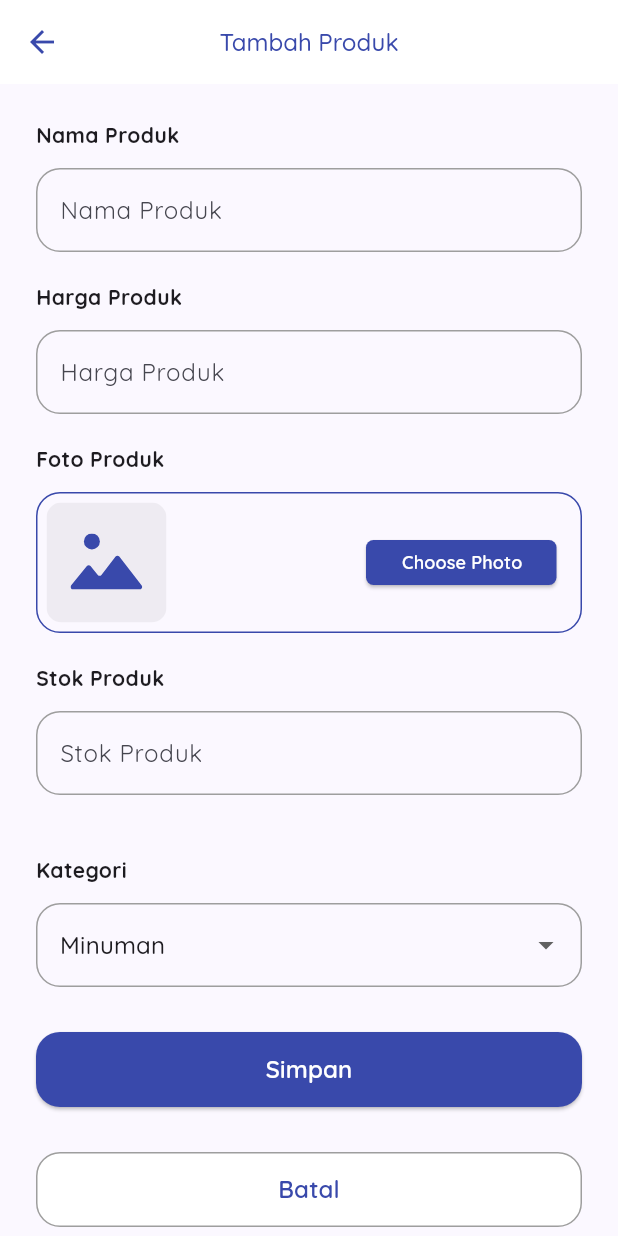
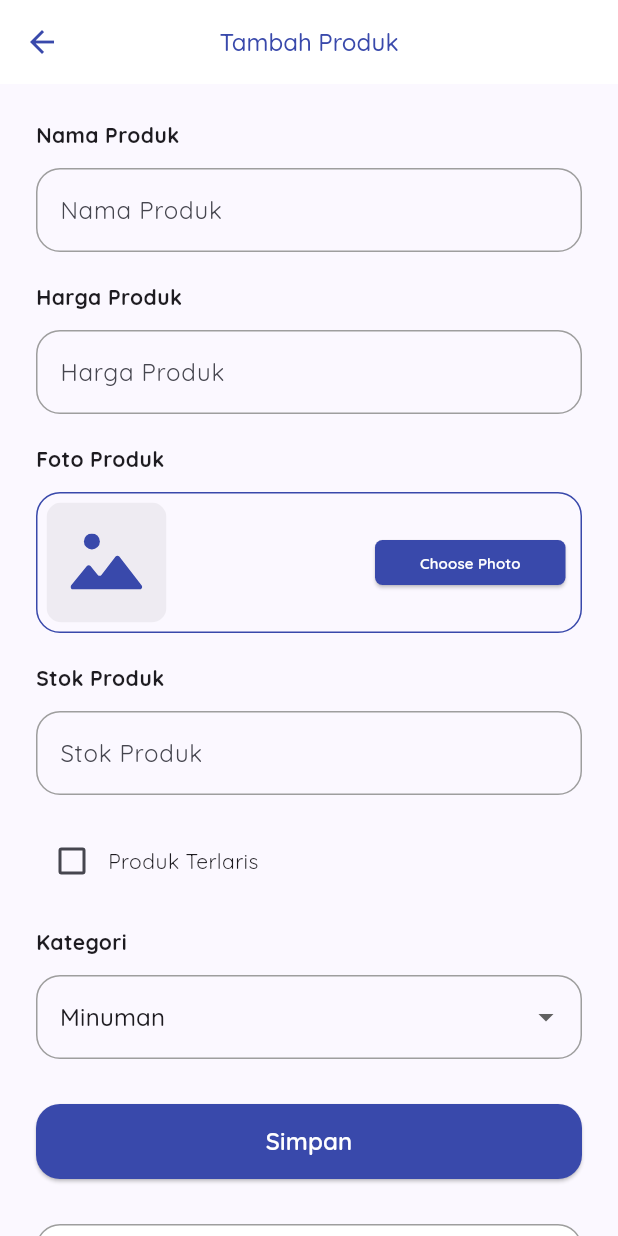
Before and after one commit to kikiramadhan075/epos, a Flutter app: the ManageProduct screen opened directly, after a tap on the "add" icon, on a phone screen of 412 x 824 dp. Run offline on Flutter 3.47's test engine with Material 3 defaults, Android fonts, the light colour scheme and no system bars; our stand-ins replace bloc, cached_network_image, dartz, flutter_bloc, flutter_svg, freezed_annotation and 4 more; accounts and stored records are empty.

Commit message:
fixing add product SQLite

```diff
--- a/lib/core/components/image_picker_widget.dart
+++ b/lib/core/components/image_picker_widget.dart
@@ -85,13 +85,13 @@ class _ImagePickerWidgetState extends State<ImagePickerWidget> {
               ),
               const Spacer(),
               Padding(
-                padding: const EdgeInsets.only(right: 10.0),
+                padding: const EdgeInsets.only(right: 4.0),
                 child: Button.filled(
                   height: 30.0,
                   width: 127.0,
                   onPressed: _pickImage,
                   label: 'Choose Photo',
-                  fontSize: 12.0,
+                  fontSize: 10.0,
                   borderRadius: 5.0,
                 ),
               ),
--- a/lib/data/models/response/product_response_model.dart
+++ b/lib/data/models/response/product_response_model.dart
@@ -1,5 +1,7 @@
+// ignore_for_file: public_member_api_docs, sort_constructors_first
+import 'dart:convert';
+
 import 'package:meta/meta.dart';
-import 'dart:convert';
 
 class ProductResponseModel {
   final bool success;
@@ -32,26 +34,28 @@ class ProductResponseModel {
 }
 
 class Product {
-  final int id;
+  final int? id;
   final String name;
-  final String description;
+  final String? description;
   final int price;
   final int stock;
   final String category;
   final String image;
   final bool isBestSeller;
+  final bool isSync;
   final DateTime? createdAt;
   final DateTime? updatedAt;
 
   Product({
-    required this.id,
+    this.id,
     required this.name,
-    required this.description,
+    this.description,
     required this.price,
     required this.stock,
     required this.category,
     required this.image,
     this.isBestSeller = false,
+    this.isSync = true,
     this.createdAt,
     this.updatedAt,
   });
@@ -81,4 +85,32 @@ class Product {
         "image": image,
         "is_best_seller": isBestSeller ? 1 : 0,
       };
+
+  Product copyWith({
+    int? id,
+    String? name,
+    String? description,
+    int? price,
+    int? stock,
+    String? category,
+    String? image,
+    bool? isBestSeller,
+    bool? isSync,
+    DateTime? createdAt,
+    DateTime? updatedAt,
+  }) {
+    return Product(
+      id: id ?? this.id,
+      name: name ?? this.name,
+      description: description ?? this.description,
+      price: price ?? this.price,
+      stock: stock ?? this.stock,
+      category: category ?? this.category,
+      image: image ?? this.image,
+      isBestSeller: isBestSeller ?? this.isBestSeller,
+      isSync: isSync ?? this.isSync,
+      createdAt: createdAt ?? this.createdAt,
+      updatedAt: updatedAt ?? this.updatedAt,
+    );
+  }
 }
--- a/lib/presentation/home/bloc/product/product_event.dart
+++ b/lib/presentation/home/bloc/product/product_event.dart
@@ -8,4 +8,6 @@ class ProductEvent with _$ProductEvent {
       _FetchByCategory;
   //fetch from local
   const factory ProductEvent.fetchLocal() = _FetchLocal;
+  //add product
+  const factory ProductEvent.addProduct(Product product) = _AddProduct;
 }
--- a/lib/presentation/setting/pages/add_product_page.dart
+++ b/lib/presentation/setting/pages/add_product_page.dart
@@ -1,5 +1,9 @@
+import 'dart:io';
+
+import 'package:epos/core/extensions/string_ext.dart';
 import 'package:flutter/foundation.dart';
 import 'package:flutter/material.dart';
+import 'package:flutter_bloc/flutter_bloc.dart';
 import 'package:image_picker/image_picker.dart';
 
 import '../../../core/components/buttons.dart';
@@ -7,6 +11,8 @@ import '../../../core/components/custom_dropdown.dart';
 import '../../../core/components/custom_text_field.dart';
 import '../../../core/components/image_picker_widget.dart';
 import '../../../core/components/spaces.dart';
+import '../../../data/models/response/product_response_model.dart';
+import '../../home/bloc/product/product_bloc.dart';
 import '../models/category_model.dart';
 
 class AddProductPage extends StatefulWidget {
@@ -23,7 +29,7 @@ class _AddProductPageState extends State<AddProductPage> {
 
   String category = 'food';
 
-  XFile? imageFile;
+  File? imageFile;
 
   bool isBestSeller = false;
 
@@ -80,10 +86,10 @@ class _AddProductPageState extends State<AddProductPage> {
           ImagePickerWidget(
             label: 'Foto Produk',
             onChanged: (file) {
-              // if (file == null) {
-              //   return;
-              // }
-              // imageFile = file;
+              if (file == null) {
+                return;
+              }
+              imageFile = file;
             },
           ),
           const SpaceHeight(20.0),
@@ -94,48 +100,70 @@ class _AddProductPageState extends State<AddProductPage> {
           ),
           const SpaceHeight(20.0),
           //isBestSeller
-          // Row(
-          //   children: [
-          //     Checkbox(
-          //       value: isBestSeller,
-          //       onChanged: (value) {
-          //         setState(() {
-          //           isBestSeller = value!;
-          //         });
-          //       },
-          //     ),
-          //     const Text('Produk Terlaris'),
-          //   ],
-          // ),
+          Row(
+            children: [
+              Checkbox(
+                value: isBestSeller,
+                onChanged: (value) {
+                  setState(() {
+                    isBestSeller = value!;
+                  });
+                },
+              ),
+              const Text('Produk Terlaris'),
+            ],
+          ),
           const SpaceHeight(20.0),
-          CustomDropdown(
+          CustomDropdown<CategoryModel>(
             value: categories.first,
             items: categories,
             label: 'Kategori',
             onChanged: (value) {
-              // category = value!.value;
+              category = value!.value;
             },
           ),
           const SpaceHeight(30.0),
-          Button.filled(
+          BlocConsumer<ProductBloc, ProductState>(
+            listener: (context, state) {
+              state.maybeMap(
+                orElse: () {},
+                success: (_) {
+                  Navigator.pop(context);
+                },
+              );
+            },
+            builder: (context, state) {
+              return state.maybeWhen(orElse: () {
+                return const Center(
+                  child: CircularProgressIndicator(),
+                );
+              }, loading: () {
+                return const Center(
+                  child: CircularProgressIndicator(),
+                );
+              }, success: (_) {
+                return Button.filled(
                   onPressed: () {
-                    // final String name = nameController!.text;
-                    // final int price = priceController!.text.toIntegerFromText;
-                    // final int stock = stockController!.text.toIntegerFromText;
-                    // final Product product = Product(
-                    //     name: name,
-                    //     price: price,
-                    //     stock: stock,
-                    //     category: category,
-                    //     isBestSeller: isBestSeller,
-                    //     image: imageFile!.absolute.path,
-                    //     isSync: false);
-                    // context
-                    //     .read<ProductBloc>()
-                    //     .add(ProductEvent.addProduct(product));
+                    final String name = nameController!.text;
+                    final int price = priceController!.text.toIntegerFromText;
+                    final int stock = stockController!.text.toIntegerFromText;
+                    final Product product = Product(
+                        name: name,
+                        price: price,
+                        stock: stock,
+                        category: category,
+                        isBestSeller: isBestSeller,
+                        image: imageFile!.absolute.path,
+                        isSync: false);
+                    context
+                        .read<ProductBloc>()
+                        .add(ProductEvent.addProduct(product));
                   },
                   label: 'Simpan',
-                ),
+                );
+              });
+            },
+          ),
           const SpaceHeight(30.0),
           Button.outlined(
             onPressed: () {
```
Also changed, not shown: lib/data/datasources/product_local_datasource.dart (+7 -7 lines), lib/presentation/home/bloc/product/product_bloc.dart (+8 -0 lines), lib/presentation/home/bloc/product/product_bloc.freezed.dart.
